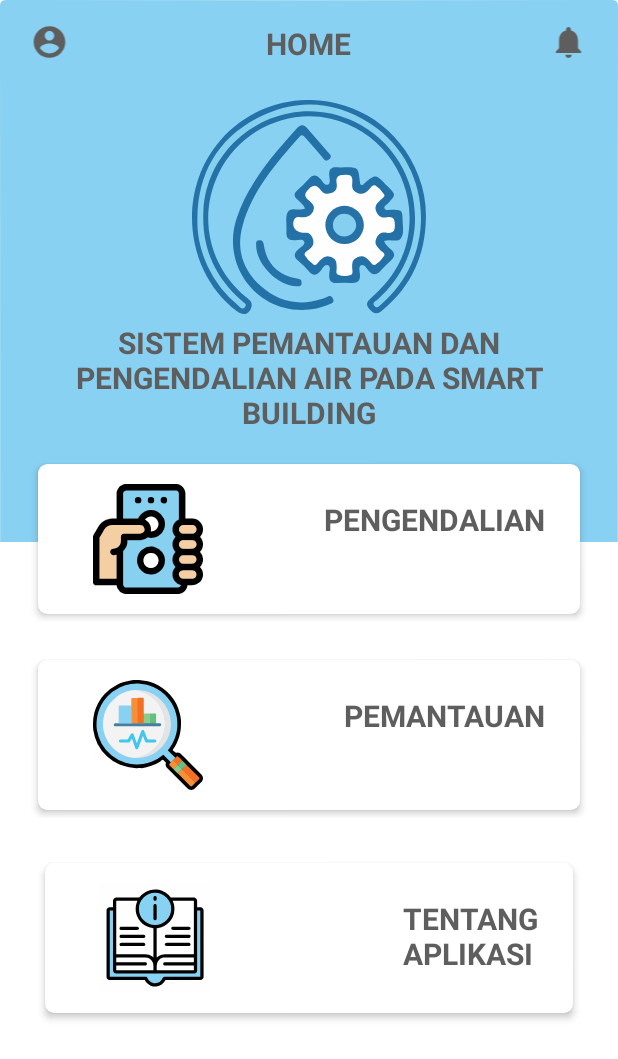
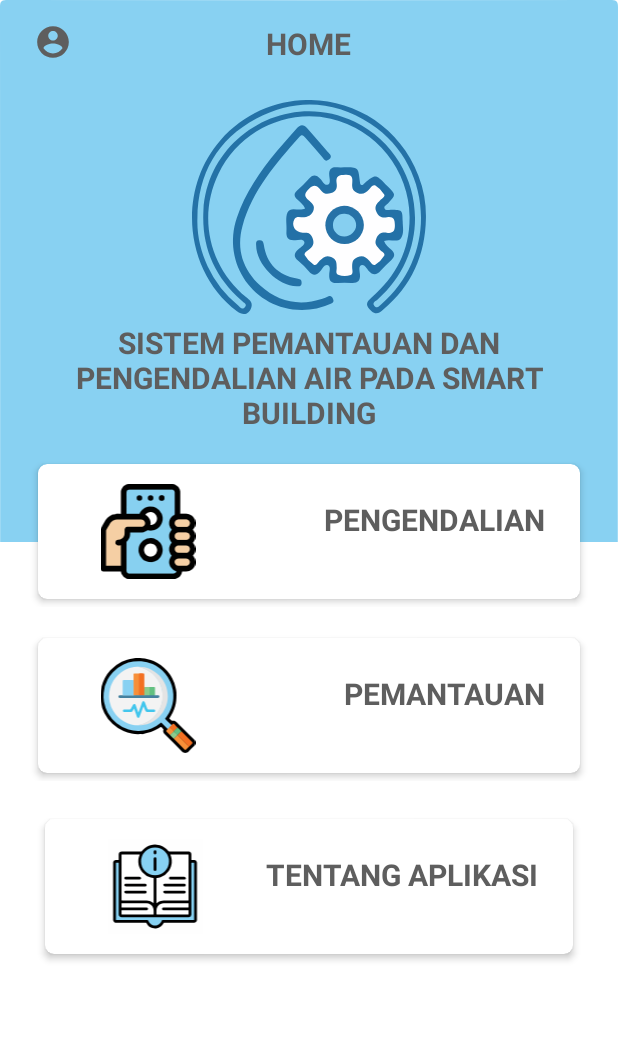
Before and after one commit to alfiana00/Aplikasiku1, an Android app: the MainActivity screen opened directly, with no data from a screen before it, on a phone screen of 412 x 824 dp. Shown: the top 1059 px of the screen. Run offline under Robolectric (Android 15) with nearby library versions, the phone set to English and light mode, and no system bars.

Commit message:
update today

```diff
--- a/app/src/main/AndroidManifest.xml
+++ b/app/src/main/AndroidManifest.xml
@@ -51,7 +51,6 @@
             android:name=".activity.ActivityShowChart"
             android:configChanges="orientation"
             android:screenOrientation="landscape" />
-        <activity android:name=".activity.Notifikasi" />
         <activity android:name=".activity.TableRateActivity" />
     </application>
 
--- a/app/src/main/java/com/example/aplikasiku/activity/Akun.java
+++ b/app/src/main/java/com/example/aplikasiku/activity/Akun.java
@@ -52,7 +52,7 @@ public class Akun extends AppCompatActivity {
         mToolbar.setNavigationOnClickListener(new View.OnClickListener() {
             @Override
             public void onClick(View v) {
-                startActivity(new Intent(getApplicationContext(), Pemantauan.class));
+                startActivity(new Intent(getApplicationContext(), MainActivity.class));
                 finish();
             }
         });
--- a/app/src/main/java/com/example/aplikasiku/activity/Debit.java
+++ b/app/src/main/java/com/example/aplikasiku/activity/Debit.java
@@ -110,7 +110,7 @@ public class Debit extends AppCompatActivity  {
         super.onCreate(savedInstanceState);
         setContentView(R.layout.activity_debit);
         Toolbar mToolbar = (Toolbar) findViewById(R.id.toolbar);
-        mToolbar.setTitle("KECEPATAN RATE AIR");
+        mToolbar.setTitle("PEMANTAUAN PER WAKTU");
         mToolbar.setTitleTextColor(Color.WHITE);
         mToolbar.setSubtitleTextColor(Color.WHITE);
         mToolbar.setNavigationIcon(R.drawable.ic_arrow_back);
--- a/app/src/main/java/com/example/aplikasiku/activity/MainActivity.java
+++ b/app/src/main/java/com/example/aplikasiku/activity/MainActivity.java
@@ -21,7 +21,7 @@ import com.example.aplikasiku.R;
 
 
 public class MainActivity extends AppCompatActivity {
-    ImageView akun, notifikasi;
+    ImageView akun;
 
     CardView Controlling, Monitoring, About , Help;
     @Override
@@ -34,15 +34,6 @@ public class MainActivity extends AppCompatActivity {
         @Override
         public void onClick(View v) {
             Intent I = new Intent(MainActivity.this, Akun.class);
-            startActivity(I);
-            finish();
-        }
-    });
-    notifikasi = (ImageView) findViewById(R.id.Notifikasi);
-    notifikasi.setOnClickListener(new View.OnClickListener() {
-        @Override
-        public void onClick(View v) {
-            Intent I = new Intent(MainActivity.this, Notifikasi.class);
             startActivity(I);
             finish();
         }
--- a/app/src/main/java/com/example/aplikasiku/activity/Notifikasi.java
+++ /dev/null
@@ -1,6 +0,0 @@
-package com.example.aplikasiku.activity;
-
-import android.app.Activity;
-
-public class Notifikasi extends Activity {
-}
--- a/app/src/main/java/com/example/aplikasiku/activity/Pengendalian.java
+++ b/app/src/main/java/com/example/aplikasiku/activity/Pengendalian.java
@@ -79,7 +79,6 @@ public class Pengendalian extends AppCompatActivity {
             public void onCheckedChanged(CompoundButton buttonView, boolean isChecked) {
                 if (swA.isChecked()){
                     setData("21", "1");
-                    Toast.makeText(Pengendalian.this, "Menyala",Toast.LENGTH_LONG).show();
                 }
                 else {
 
--- a/app/src/main/java/com/example/aplikasiku/activity/Rate.java
+++ b/app/src/main/java/com/example/aplikasiku/activity/Rate.java
@@ -31,7 +31,7 @@ public class Rate extends AppCompatActivity {
         setContentView(R.layout.activity_rate);
 
         Toolbar mToolbar = (Toolbar) findViewById(R.id.toolbar);
-        mToolbar.setTitle("KECEPATAN RATE AIR");
+        mToolbar.setTitle("PEMANTAUAN REALTIME");
         mToolbar.setTitleTextColor(Color.WHITE);
         mToolbar.setSubtitleTextColor(Color.WHITE);
         mToolbar.setNavigationIcon(R.drawable.ic_arrow_back);
--- a/app/src/main/java/com/example/aplikasiku/activity/SplashScreen.java
+++ b/app/src/main/java/com/example/aplikasiku/activity/SplashScreen.java
@@ -14,7 +14,7 @@ public class SplashScreen extends AppCompatActivity {
     SharedPreferences sharedPreferences;
     boolean sudahLogin;
 
-    private int splashtime = 2000;
+    private int splashtime = 1500;
     @Override
     protected void onCreate(Bundle savedInstanceState) {
         super.onCreate(savedInstanceState);
--- a/app/src/main/java/com/example/aplikasiku/adapter/RecyclerDataAdapter.java
+++ b/app/src/main/java/com/example/aplikasiku/adapter/RecyclerDataAdapter.java
@@ -44,7 +44,7 @@ public class RecyclerDataAdapter extends RecyclerView.Adapter<RecyclerDataAdapte
         final String dataRate = listdata.get(position).getRate();
         final String Waktu = listdata.get(position).getWaktu();
 
-        holder.data.setText(dataRate + " m³/s");
+        holder.data.setText(dataRate + " l/min");
         holder.waktu.setText(Waktu);
     }
 
--- a/app/src/main/res/layout/activity_main.xml
+++ b/app/src/main/res/layout/activity_main.xml
@@ -16,8 +16,8 @@
 
         <ImageView
             android:id="@+id/Akun"
-            android:layout_width="35dp"
-            android:layout_height="35dp"
+            android:layout_width="40dp"
+            android:layout_height="40dp"
             android:src="@drawable/ic_account"
             app:tint="#5e5e5e"
             android:gravity="left"
@@ -32,16 +32,6 @@
             android:layout_centerInParent="true"
             android:layout_marginBottom="15dp"
             android:layout_marginTop="15dp"/>
-        <ImageView
-            android:id="@+id/Notifikasi"
-            android:layout_width="35dp"
-            android:layout_height="35dp"
-            android:src="@drawable/ic_notifications"
-            app:tint="#5e5e5e"
-            android:layout_alignParentRight="true"
-            android:layout_marginTop="15dp"
-            android:layout_marginBottom="15dp"
-            android:layout_marginRight="15dp"/>
     </RelativeLayout>
 
     <LinearLayout
@@ -85,7 +75,7 @@
             <androidx.cardview.widget.CardView
                 android:id="@+id/Pengendalian"
                 android:layout_width="match_parent"
-                android:layout_height="100dp"
+                android:layout_height="90dp"
                 android:layout_margin="5dp"
                 android:layout_weight="1"
                 android:clickable="true"
@@ -121,7 +111,7 @@
         <LinearLayout
             android:layout_width="match_parent"
             android:layout_height="wrap_content"
-            android:layout_marginTop="20dp"
+            android:layout_marginTop="15dp"
             android:layout_marginLeft="20dp"
             android:layout_marginRight="20dp"
             android:orientation="vertical">
@@ -129,7 +119,7 @@
             <androidx.cardview.widget.CardView
                 android:id="@+id/Pemantauan"
                 android:layout_width="match_parent"
-                android:layout_height="100dp"
+                android:layout_height="90dp"
                 android:layout_margin="5dp"
                 android:layout_weight="1"
                 android:clickable="true"
@@ -167,14 +157,14 @@
             android:layout_height="wrap_content"
             android:layout_marginLeft="20dp"
             android:layout_marginRight="20dp"
-            android:layout_marginTop="20dp"
+            android:layout_marginTop="15dp"
             android:orientation="horizontal">
 
             <androidx.cardview.widget.CardView
                 android:id="@+id/Tentang"
                 android:layout_weight="1"
                 android:layout_width="match_parent"
-                android:layout_height="100dp"
+                android:layout_height="90dp"
                 android:layout_margin="10dp"
                 android:clickable="true"
                 android:foreground="?android:attr/selectableItemBackground"
@@ -191,7 +181,7 @@
                         android:layout_height="wrap_content"
                         android:layout_alignParentRight="true"
                         android:layout_margin="20dp"
-                        android:text="TENTANG\nAPLIKASI"
+                        android:text="TENTANG APLIKASI"
                         android:textColor="#5e5e5e"
                         android:textSize="20dp"
                         android:textStyle="bold" />
@@ -205,5 +195,4 @@
                 </RelativeLayout>
             </androidx.cardview.widget.CardView>
         </LinearLayout>
-
 </LinearLayout>
--- a/app/src/main/res/layout/activity_pemantauan.xml
+++ b/app/src/main/res/layout/activity_pemantauan.xml
@@ -106,7 +106,7 @@
                             android:layout_marginStart="10dp"
                             android:layout_margin="15dp"
                             android:layout_marginEnd="10dp"
-                            android:src="@drawable/ic_realtime" />
+                            android:src="@drawable/realtime"/>
 
 <!--                        <ImageView-->
 <!--                            android:id="@+id/panah1"-->
@@ -173,7 +173,7 @@
                             android:layout_marginStart="10dp"
                             android:layout_margin="15dp"
                             android:layout_marginEnd="10dp"
-                            android:src="@drawable/ic_realtime" />
+                            android:src="@drawable/perwaktu" />
 
 <!--                        <ImageView-->
 <!--                            android:id="@+id/panah2"-->
```
Also changed, not shown: app/src/main/java/com/example/aplikasiku/activity/Kebocoran.java (+1 -8 lines), app/src/main/res/layout/activity_debit.xml (+2 -6 lines), app/src/main/res/layout/activity_notifikasi.xml (deleted, +0 -9 lines), app/src/main/res/layout/activity_rate.xml (+7 -9 lines), app/src/main/res/layout/login.xml (+11 -4 lines), app/src/main/res/drawable/perwaktu.png (added), app/src/main/res/drawable/realtime.png.
